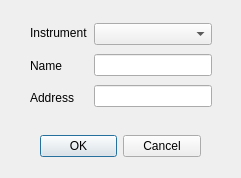
Qt form GUI/add_device.ui (nanophys/MeasureIt) before a commit.
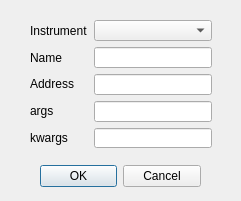
The same form after that commit.

Commit message: Added new edits for submitting args and kwargs to device constructors.

Diff of the .ui file:
```diff
--- a/GUI/add_device.ui
+++ b/GUI/add_device.ui
@@ -7,7 +7,7 @@
     <x>0</x>
     <y>0</y>
     <width>241</width>
-    <height>178</height>
+    <height>201</height>
    </rect>
   </property>
   <property name="windowTitle">
@@ -17,7 +17,7 @@
    <property name="geometry">
     <rect>
      <x>40</x>
-     <y>130</y>
+     <y>160</y>
      <width>161</width>
      <height>32</height>
     </rect>
@@ -35,7 +35,7 @@
      <x>30</x>
      <y>20</y>
      <width>182</width>
-     <height>91</height>
+     <height>128</height>
     </rect>
    </property>
    <layout class="QHBoxLayout" name="horizontalLayout">
@@ -62,6 +62,20 @@
         </property>
        </widget>
       </item>
+      <item>
+       <widget class="QLabel" name="argsLabel">
+        <property name="text">
+         <string>args</string>
+        </property>
+       </widget>
+      </item>
+      <item>
+       <widget class="QLabel" name="kwargsLabel">
+        <property name="text">
+         <string>kwargs</string>
+        </property>
+       </widget>
+      </item>
      </layout>
     </item>
     <item>
@@ -75,6 +89,12 @@
       <item>
        <widget class="QLineEdit" name="addressEdit"/>
       </item>
+      <item>
+       <widget class="QLineEdit" name="argsEdit"/>
+      </item>
+      <item>
+       <widget class="QLineEdit" name="kwargsEdit"/>
+      </item>
      </layout>
     </item>
    </layout>
```
The commit also changes 1 other file.
